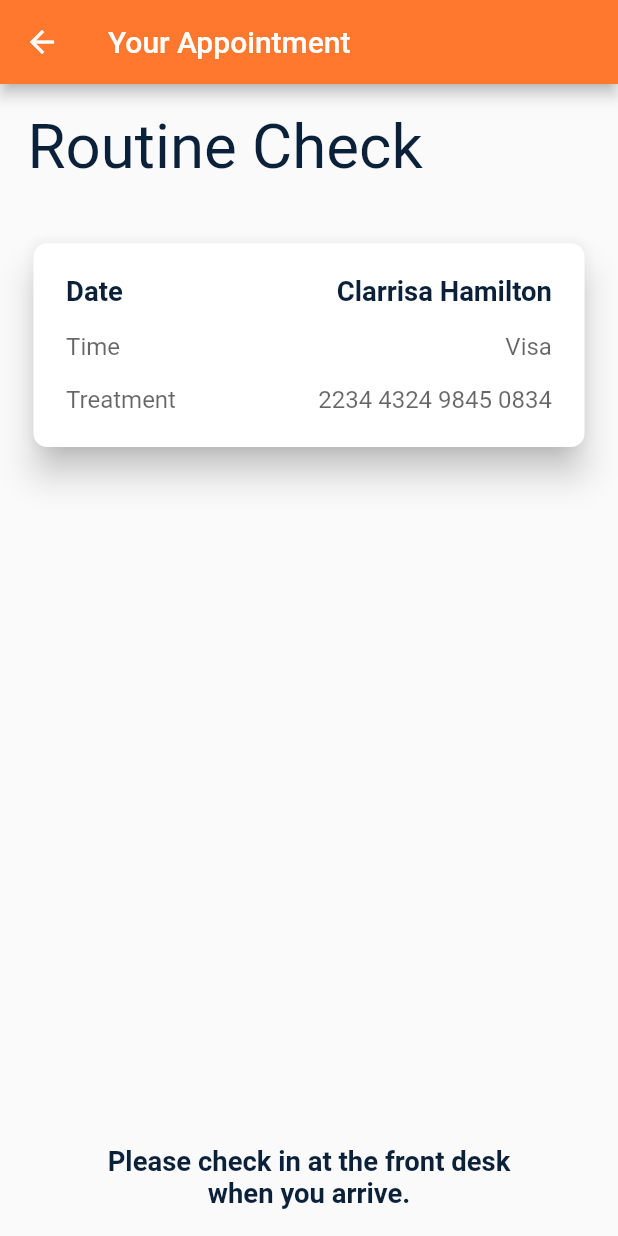
After one commit to norbertblaise/metadent, a Flutter app: the AppointmentDetail screen opened by its route, on a phone screen of 412 x 824 dp. The commit adds this screen. Run offline on Flutter 3.47's test engine with Material 2 defaults, Android fonts, the phone set to English and light mode, and no system bars; our stand-ins replace bloc, email_validator, equatable, flutter_bloc, flutter_screenutil, flutter_secure_storage and 3 more; accounts and stored records are empty; generated files the repository leaves out were written again; Roboto replaces fonts that are missing (Source Sans Pro).

Commit message:
appointment model added and appointmebt detail ui added

```diff
--- /dev/null
+++ b/lib/blocs/Appointments/appointments_event.dart
@@ -0,0 +1,4 @@
+part of 'appointments_bloc.dart';
+
+@immutable
+abstract class AppointmentsEvent {}
--- /dev/null
+++ b/lib/blocs/Appointments/appointments_state.dart
@@ -0,0 +1,6 @@
+part of 'appointments_bloc.dart';
+
+@immutable
+abstract class AppointmentsState {}
+
+class AppointmentsInitial extends AppointmentsState {}
--- a/lib/l10n/app_en.arb
+++ b/lib/l10n/app_en.arb
@@ -84,7 +84,7 @@
   "support": "Support",
   "logout": "Logout",
 
-  "profile": "profile",
+  "profile": "Profile",
   "editProfileInfo": "Edit Profile Info",
   "phone": "Phone",
   "address": "Address",
@@ -122,5 +122,16 @@
   "delete": "Delete",
 
   "enterCardDetails": "Please Enter your card details",
-  "addPaymentMethod": "Add Payment Method"
+  "addPaymentMethod": "Add Payment Method",
+
+  "yourAppointment": "Your Appointment",
+  "date":"Date",
+  "time": "Time",
+  "treatment": "Treatment",
+  "checkTheFrontDesk": "Please check in at the front desk\nwhen you arrive.",
+  "reschedule": "Reschedule",
+  "status": "Status",
+  "title": "Title",
+  "notes": "Notes"
+
 }
--- /dev/null
+++ b/lib/models/appointment/appointment.dart
@@ -0,0 +1,86 @@
+import 'package:metadent/models/appointment/appointementType.dart';
+import 'package:metadent/models/appointment/slot.dart';
+import 'package:metadent/models/appointment/treatment.dart';
+
+class Appointment {
+  var id;
+  var facilityId;
+  var patientId;
+  var typeId;
+  var statusId;
+  var sourceId;
+  var treatmentId;
+  var appointmentTypeId;
+  List<dynamic> doctors;
+  var date;
+  List<Slot> slots; //fixme create list of Slot Objects
+  var comments;
+  var createdAt;
+  var updatedAt;
+  AppointmentType appointmentType;
+  Treatment treatment;
+
+  Appointment(
+      {this.id,
+      this.facilityId,
+      this.patientId,
+      this.typeId,
+      this.statusId,
+      this.sourceId,
+      this.treatmentId,
+      this.appointmentTypeId,
+      required this.doctors,
+      this.date,
+      required this.slots,
+      this.comments,
+      this.createdAt,
+      this.updatedAt,
+      required this.appointmentType,
+      required this.treatment});
+
+  factory Appointment.fromJson(Map<String, dynamic> parsedJson) {
+
+    var slotsFromJson = parsedJson['slots'] as List;
+    List<Slot> slotsList = slotsFromJson.map((i) => Slot.fromJson(i)).toList();
+    return Appointment(
+        id: parsedJson['id'],
+        facilityId: parsedJson['facility_id'],
+        patientId: parsedJson['patient_id'],
+        typeId: parsedJson['type_id'],
+        statusId: parsedJson['status_id'],
+        sourceId: parsedJson['source_id'],
+        treatmentId: parsedJson['treatment_id'],
+        appointmentTypeId: parsedJson['appointment_type_id'],
+        doctors: parsedJson['doctors'],
+        date: parsedJson['date'],
+        slots: slotsList,
+        comments: parsedJson['comments'],
+        createdAt: parsedJson['created_at'],
+        updatedAt: parsedJson['updated_at'],
+        appointmentType:
+            AppointmentType.fromJson(parsedJson['appointment_type']),
+        treatment: Treatment.fromJson(parsedJson['treatment']));
+  }
+
+  Map<String, dynamic> toJson() {
+    final Map<String, dynamic> data = Map<String, dynamic>();
+    data['id'] = this.id;
+    data['facility_id'] = this.facilityId;
+    data['patient_id'] = this.patientId;
+    data['type_id'] = this.typeId;
+    data['status_id'] = this.statusId;
+    data['source_id'] = this.sourceId;
+    data['treatment_id'] = this.treatmentId;
+    data['appointment_type_id'] = this.appointmentTypeId;
+    data['doctors'] = this.doctors;
+    data['date'] = this.date;
+    data['slots'] = this.slots;
+    data['comments'] = this.comments;
+    data['created_at'] = this.createdAt;
+    data['updated_at'] = this.updatedAt;
+    data['appointment_type'] = this.appointmentType.toJson();
+    data['treatment'] = this.treatment.toJson();
+
+    return data;
+  }
+}
--- /dev/null
+++ b/lib/models/appointment/appointmentsList.dart
@@ -0,0 +1,16 @@
+import 'package:metadent/models/appointment/appointment.dart';
+
+import '../../src/ui/Appointments/appointmentsListPage.dart';
+
+class AppointmentsList {
+  final List<Appointment> appointments;
+
+  AppointmentsList({required this.appointments});
+
+  factory AppointmentsList.fromJson(List<dynamic> parsedJson) {
+    List<Appointment> appointments = <Appointment>[];
+
+    appointments = parsedJson.map((i) => Appointment.fromJson(i)).toList();
+    return AppointmentsList(appointments: appointments);
+  }
+}
--- /dev/null
+++ b/lib/models/appointment/slot.dart
@@ -0,0 +1,18 @@
+class Slot{
+  var startTime;
+  var endTime;
+
+  Slot({this.startTime, this.endTime});
+
+  factory Slot.fromJson(Map<String, dynamic> parseJson){
+    return Slot(startTime: parseJson['start-time'],
+    endTime: parseJson['end-time']);
+  }
+
+  Map<String, dynamic> toJson(){
+    final Map<String, dynamic> data = Map<String, dynamic>();
+    data['start-time'];
+    data['end-time'];
+    return data;
+  }
+}
--- a/lib/routes.dart
+++ b/lib/routes.dart
@@ -9,7 +9,7 @@ import 'package:metadent/src/ui/notifications.dart';
 import 'package:metadent/src/ui/passwordReset.dart';
 import 'package:metadent/src/ui/phoneVerification.dart';
 import 'package:metadent/src/ui/enterOTP.dart';
-import 'package:metadent/src/ui/Appointments/appointments.dart';
+import 'package:metadent/src/ui/Appointments/appointmentsListPage.dart';
 import 'package:metadent/src/ui/Appointments/newAppointment.dart';
 import 'package:metadent/src/ui/Profile/Profile.dart';
 import 'package:metadent/src/ui/Profile/EditProfileInfo.dart';
@@ -18,6 +18,7 @@ import 'package:metadent/src/ui/paymentMethods/paymentMethods.dart';
 import 'package:metadent/src/ui/paymentMethods/paymentMethodDetails.dart';
 import 'package:metadent/src/ui/paymentMethods/addPaymentMethod.dart';
 import 'package:metadent/src/ui/paymentMethods/editPaymentMethod.dart';
+import 'package:metadent/src/ui/Appointments/appointmentDetailPage.dart';
 
 //route names
 const String loginPage = 'login';
@@ -28,6 +29,7 @@ const String phoneVerification = 'phoneVerification';
 const String enterOTP = 'enterOtp';
 const String appointments = 'appointments';
 const String newAppointment = 'newAppointment';
+const String appointmentDetails = 'appointmentDetails';
 const String dashboard = 'dashboard';
 const String profile = "profile";
 const String editProfileInfo = 'editInsuranceInfo';
@@ -52,7 +54,9 @@ Route<dynamic> controller(RouteSettings settings) {
     case enterOTP:
       return MaterialPageRoute(builder: (context) => EnterOtp());
     case appointments:
-      return MaterialPageRoute(builder: (context) => Appointments());
+      return MaterialPageRoute(builder: (context) => AppointmentsPage());
+    case appointmentDetails:
+      return MaterialPageRoute(builder: (context) => AppointmentDetail());
     case dashboard:
       return MaterialPageRoute(builder: (context) => Dashboard());
     case newAppointment:
--- /dev/null
+++ b/lib/src/ui/Appointments/appointmentDetailPage.dart
@@ -0,0 +1,140 @@
+import 'dart:ui';
+
+import 'package:flutter/material.dart';
+import 'package:flutter_screenutil/flutter_screenutil.dart';
+
+import '../../../app.dart';
+
+class AppointmentDetail extends StatelessWidget {
+  const AppointmentDetail({Key? key}) : super(key: key);
+
+  @override
+  Widget build(BuildContext context) {
+    return Scaffold(
+      appBar: AppBar(
+        title: Text(
+          localizedString!.yourAppointment,
+          style: TextStyle(color: Colors.white),
+        ),
+        leading: IconButton(
+          icon: const Icon(Icons.arrow_back, color: Colors.white),
+          onPressed: () {
+            Navigator.of(context).pop();
+          },
+        ),
+      ),
+      body: Padding(
+        padding: const EdgeInsets.all(16.0).r,
+        child: Column(
+          crossAxisAlignment: CrossAxisAlignment.start,
+          children: [
+            Text(
+              "Routine Check",
+              style: Theme.of(context).textTheme.headlineLarge,
+            ),
+            SizedBox(
+              height: 30.h,
+            ),
+            Card(
+              elevation: 8.h,
+              shape: RoundedRectangleBorder(
+                borderRadius: BorderRadius.circular(8.0).r,
+              ),
+              child: Padding(
+                padding:
+                    const EdgeInsets.symmetric(horizontal: 19.0, vertical: 19)
+                        .r,
+                child: Row(
+                  mainAxisAlignment: MainAxisAlignment.spaceBetween,
+                  children: [
+                    Column(
+                      crossAxisAlignment: CrossAxisAlignment.start,
+                      children: [
+                        Text(localizedString!.date,
+                            style: Theme.of(context).textTheme.headlineSmall),
+                        SizedBox(
+                          height: 14.h,
+                        ),
+                        Text(
+                          localizedString!.time,
+                          style: Theme.of(context).textTheme.bodyText2,
+                        ),
+                        SizedBox(
+                          height: 14.h,
+                        ),
+                        Text(
+                          localizedString!.treatment,
+                          style: Theme.of(context).textTheme.bodyText2,
+                        ),
+                        // SizedBox(
+                        //   height: 14.h,
+                        // ),
+                        // Text(
+                        //   localizedString!.expiryDate,
+                        //   style: Theme.of(context).textTheme.bodyText2,
+                        // ),
+                        // SizedBox(
+                        //   height: 14.h,
+                        // ),
+                        // Text(
+                        //   localizedString!.ccv,
+                        //   style: Theme.of(context).textTheme.bodyText2,
+                        // ),
+                      ],
+                    ),
+                    Column(
+                      crossAxisAlignment: CrossAxisAlignment.end,
+                      children: [
+                        Text("Clarrisa Hamilton",
+                            style: Theme.of(context).textTheme.headlineSmall),
+                        SizedBox(
+                          height: 14.h,
+                        ),
+                        Text(
+                          "Visa",
+                          style: Theme.of(context).textTheme.bodyText2,
+                        ),
+                        SizedBox(
+                          height: 14.h,
+                        ),
+                        Text(
+                          "2234 4324 9845 0834",
+                          style: Theme.of(context).textTheme.bodyText2,
+                        ),
+                        // SizedBox(
+                        //   height: 14.h,
+                        // ),
+                        // Text(
+                        //   "04/24",
+                        //   style: Theme.of(context).textTheme.bodyText2,
+                        // ),
+                        // SizedBox(
+                        //   height: 14.h,
+                        // ),
+                        // Text(
+                        //   "***",
+                        //   style: Theme.of(context).textTheme.bodyText2,
+                        // ),
+                      ],
+                    )
+                  ],
+                ),
+              ),
+            ),
+            Spacer(),
+            Row(
+              mainAxisAlignment: MainAxisAlignment.center,
+              children: [
+                Text(
+                  localizedString!.checkTheFrontDesk,
+                  style: Theme.of(context).textTheme.headlineSmall,
+                  textAlign: TextAlign.center,
+                ),
+              ],
+            ),
+          ],
+        ),
+      ),
+    );
+  }
+}
--- a/lib/src/ui/CustomWidgets/AppointmentListItem.dart
+++ b/lib/src/ui/CustomWidgets/AppointmentListItem.dart
@@ -7,17 +7,21 @@ class AppointmentListItem extends StatelessWidget {
   final String date;
   final String time;
   final Image? doctorProfilePic;
+  final Function()? onTap;
 
   const AppointmentListItem(
       {Key? key,
         required this.doctorName,
         required this.date,
-        required this.time, required this.appointmentName, this.doctorProfilePic})
+        required this.time, required this.appointmentName,
+        this.doctorProfilePic,
+      this.onTap})
       : super(key: key);
 
   @override
   Widget build(BuildContext context) {
     return InkWell(
+      onTap: onTap,
       child: Padding(
         padding: const EdgeInsets.symmetric(vertical: 16.0, horizontal: 20.0).r,
         child: Row(
--- a/pubspec.yaml
+++ b/pubspec.yaml
@@ -41,6 +41,7 @@ dependencies:
   intl: ^0.17.0
   flutter_screenutil: ^5.4.0
   http: ^0.13.4
+  dio: ^4.0.6
 #  flutter_session: ^0.1.1
   flutter_bloc: ^8.0.1
   equatable: ^2.0.3
```
Also changed, not shown: lib/app.dart (+15 -9 lines), lib/blocs/Appointments/appointments_bloc.dart (added, +15 -0 lines), lib/models/appointementType.dart (deleted, +0 -20 lines), lib/models/appointment.dart (deleted, +0 -18 lines), lib/models/appointment/appointementType.dart (added, +84 -0 lines), lib/models/appointment/treatment.dart (added, +53 -0 lines), lib/models/appointmentApiResponse.dart (added, +18 -0 lines), lib/models/treatment.dart (deleted, +0 -12 lines), lib/providers/resources/metadentApiProvider.dart (+6 -5 lines), lib/src/ui/Appointments/appointmentsListPage.dart (renamed from lib/src/ui/Appointments/appointments.dart, +15 -11 lines), pubspec.lock.
